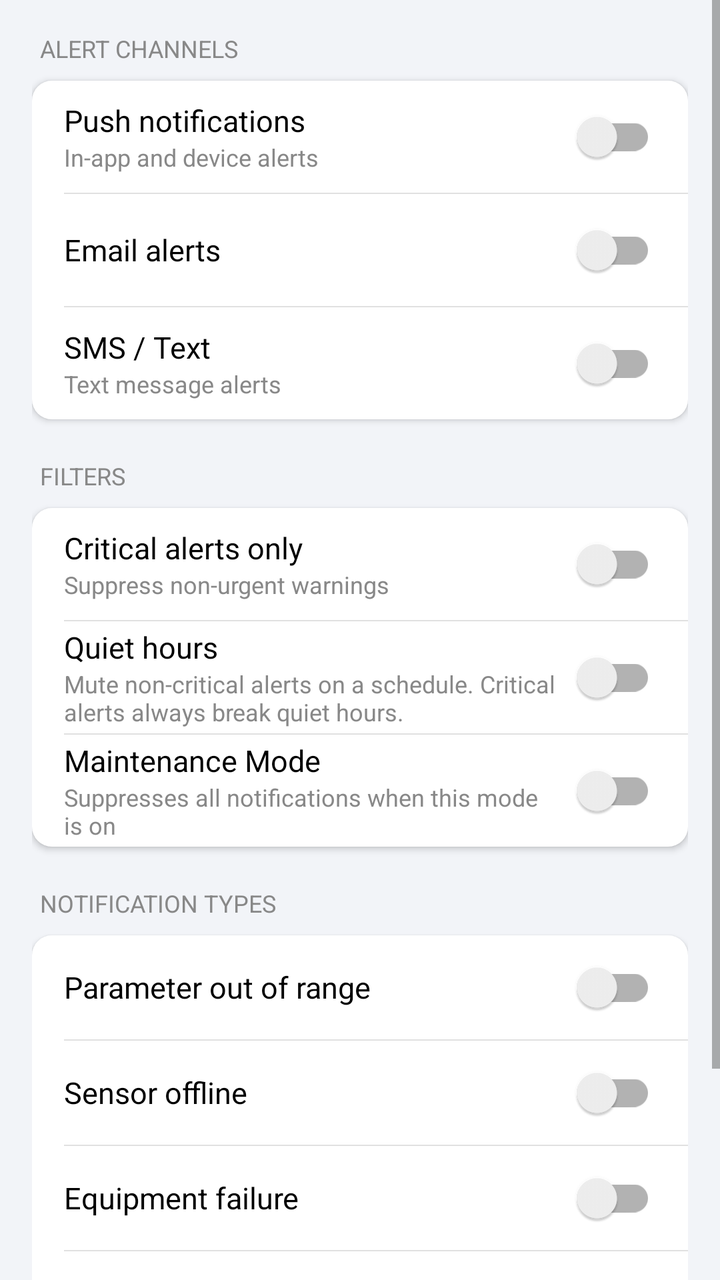
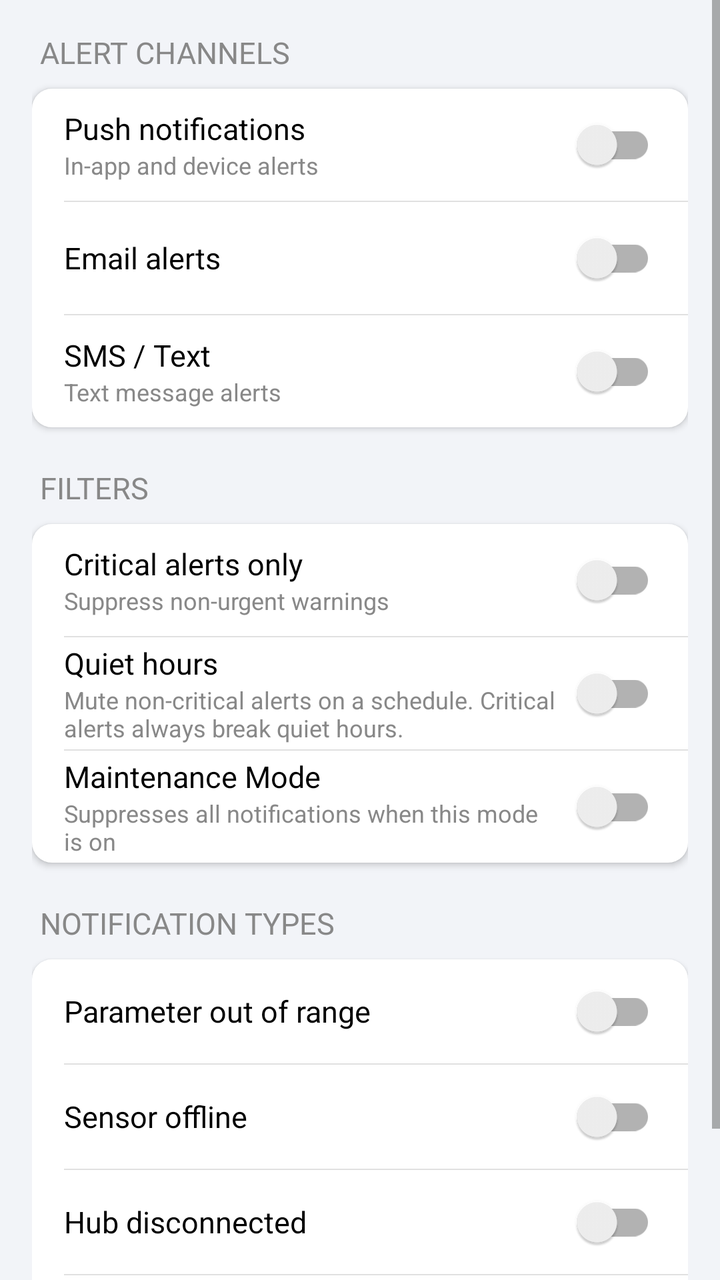

The first picture is an Android layout as it rendered before a commit; the second is the same layout after the commit. The layout source and the unified diff follow.
<!-- AndroidManifest.xml: application theme Theme.AquaSense -->
<!-- res/layout/fragment_notifications.xml -->
<?xml version="1.0" encoding="utf-8"?>
<ScrollView xmlns:android="http://schemas.android.com/apk/res/android"
    android:layout_width="match_parent"
    android:layout_height="match_parent"
    android:background="@color/background">

    <LinearLayout
        android:layout_width="match_parent"
        android:layout_height="wrap_content"
        android:orientation="vertical"
        android:padding="16dp">

        
        <TextView
            android:layout_width="wrap_content"
            android:layout_height="wrap_content"
            android:layout_marginBottom="8dp"
            android:layout_marginStart="4dp"
            android:text="@string/section_alert_channels"
            android:textAllCaps="true"
            android:textColor="@color/text_secondary"
            android:textSize="12sp" />

        <LinearLayout
            android:layout_width="match_parent"
            android:layout_height="wrap_content"
            android:layout_marginBottom="20dp"
            android:background="@drawable/bg_settings_card"
            android:elevation="2dp"
            android:orientation="vertical">

            <LinearLayout
                android:layout_width="match_parent"
                android:layout_height="56dp"
                android:gravity="center_vertical"
                android:orientation="horizontal"
                android:paddingStart="16dp"
                android:paddingEnd="16dp">

                <LinearLayout
                    android:layout_width="0dp"
                    android:layout_height="wrap_content"
                    android:layout_weight="1"
                    android:orientation="vertical">

                    <TextView
                        android:layout_width="wrap_content"
                        android:layout_height="wrap_content"
                        android:text="@string/push_notifications"
                        android:textColor="@color/text_primary"
                        android:textSize="15sp" />

                    <TextView
                        android:layout_width="wrap_content"
                        android:layout_height="wrap_content"
                        android:text="@string/push_notifications_desc"
                        android:textColor="@color/text_secondary"
                        android:textSize="12sp" />

                </LinearLayout>

                <androidx.appcompat.widget.SwitchCompat
                    android:id="@+id/switchPushNotifications"
                    android:layout_width="wrap_content"
                    android:layout_height="wrap_content" />

            </LinearLayout>

            <View
                android:layout_width="match_parent"
                android:layout_height="0.5dp"
                android:layout_marginStart="16dp"
                android:background="@color/divider" />

            <LinearLayout
                android:layout_width="match_parent"
                android:layout_height="56dp"
                android:gravity="center_vertical"
                android:orientation="horizontal"
                android:paddingStart="16dp"
                android:paddingEnd="16dp">

                <TextView
                    android:layout_width="0dp"
                    android:layout_height="wrap_content"
                    android:layout_weight="1"
                    android:text="@string/email_alerts"
                    android:textColor="@color/text_primary"
                    android:textSize="15sp" />

                <androidx.appcompat.widget.SwitchCompat
                    android:id="@+id/switchEmailAlerts"
                    android:layout_width="wrap_content"
                    android:layout_height="wrap_content" />

            </LinearLayout>

            <View
                android:layout_width="match_parent"
                android:layout_height="0.5dp"
                android:layout_marginStart="16dp"
                android:background="@color/divider" />

            <LinearLayout
                android:layout_width="match_parent"
                android:layout_height="56dp"
                android:gravity="center_vertical"
                android:orientation="horizontal"
                android:paddingStart="16dp"
                android:paddingEnd="16dp">

                <LinearLayout
                    android:layout_width="0dp"
                    android:layout_height="wrap_content"
                    android:layout_weight="1"
                    android:orientation="vertical">

                    <TextView
                        android:layout_width="wrap_content"
                        android:layout_height="wrap_content"
                        android:text="@string/sms_text"
                        android:textColor="@color/text_primary"
                        android:textSize="15sp" />

                    <TextView
                        android:layout_width="wrap_content"
                        android:layout_height="wrap_content"
                        android:text="@string/sms_text_desc"
                        android:textColor="@color/text_secondary"
                        android:textSize="12sp" />

                </LinearLayout>

                <androidx.appcompat.widget.SwitchCompat
                    android:id="@+id/switchSmsAlerts"
                    android:layout_width="wrap_content"
                    android:layout_height="wrap_content" />

            </LinearLayout>

        </LinearLayout>

        
        <TextView
            android:layout_width="wrap_content"
            android:layout_height="wrap_content"
            android:layout_marginBottom="8dp"
            android:layout_marginStart="4dp"
            android:text="@string/section_filters"
            android:textAllCaps="true"
            android:textColor="@color/text_secondary"
            android:textSize="12sp" />

        <LinearLayout
            android:layout_width="match_parent"
            android:layout_height="wrap_content"
            android:layout_marginBottom="20dp"
            android:background="@drawable/bg_settings_card"
            android:elevation="2dp"
            android:orientation="vertical">

            
            <LinearLayout
                android:layout_width="match_parent"
                android:layout_height="56dp"
                android:gravity="center_vertical"
                android:orientation="horizontal"
                android:paddingStart="16dp"
                android:paddingEnd="16dp">

                <LinearLayout
                    android:layout_width="0dp"
                    android:layout_height="wrap_content"
                    android:layout_weight="1"
                    android:orientation="vertical">

                    <TextView
                        android:layout_width="wrap_content"
                        android:layout_height="wrap_content"
                        android:text="@string/critical_alerts_only"
                        android:textColor="@color/text_primary"
                        android:textSize="15sp" />

                    <TextView
                        android:layout_width="wrap_content"
                        android:layout_height="wrap_content"
                        android:text="@string/critical_alerts_desc"
                        android:textColor="@color/text_secondary"
                        android:textSize="12sp" />

                </LinearLayout>

                <androidx.appcompat.widget.SwitchCompat
                    android:id="@+id/switchCriticalOnly"
                    android:layout_width="wrap_content"
                    android:layout_height="wrap_content" />

            </LinearLayout>

            <View
                android:layout_width="match_parent"
                android:layout_height="0.5dp"
                android:layout_marginStart="16dp"
                android:background="@color/divider" />

            
            <LinearLayout
                android:layout_width="match_parent"
                android:layout_height="56dp"
                android:gravity="center_vertical"
                android:orientation="horizontal"
                android:paddingStart="16dp"
                android:paddingEnd="16dp">

                <LinearLayout
                    android:layout_width="0dp"
                    android:layout_height="wrap_content"
                    android:layout_weight="1"
                    android:orientation="vertical">

                    <TextView
                        android:layout_width="wrap_content"
                        android:layout_height="wrap_content"
                        android:text="@string/quiet_hours"
                        android:textColor="@color/text_primary"
                        android:textSize="15sp" />

                    <TextView
                        android:layout_width="wrap_content"
                        android:layout_height="wrap_content"
                        android:text="@string/quiet_hours_desc"
                        android:textColor="@color/text_secondary"
                        android:textSize="12sp" />

                </LinearLayout>

                <androidx.appcompat.widget.SwitchCompat
                    android:id="@+id/switchQuietHours"
                    android:layout_width="wrap_content"
                    android:layout_height="wrap_content" />

            </LinearLayout>

            
            <View
                android:id="@+id/dividerQuietStart"
                android:layout_width="match_parent"
                android:layout_height="0.5dp"
                android:layout_marginStart="16dp"
                android:background="@color/divider"
                android:visibility="gone" />

            <LinearLayout
                android:id="@+id/rowQuietStart"
                android:layout_width="match_parent"
                android:layout_height="52dp"
                android:clickable="true"
                android:focusable="true"
                android:foreground="?attr/selectableItemBackground"
                android:gravity="center_vertical"
                android:orientation="horizontal"
                android:paddingStart="16dp"
                android:paddingEnd="16dp"
                android:visibility="gone">

                <TextView
                    android:layout_width="0dp"
                    android:layout_height="wrap_content"
                    android:layout_weight="1"
                    android:text="@string/start_time"
                    android:textColor="@color/text_primary"
                    android:textSize="15sp" />

                <TextView
                    android:id="@+id/tvQuietStart"
                    android:layout_width="wrap_content"
                    android:layout_height="wrap_content"
                    android:text="@string/default_quiet_start"
                    android:textColor="@color/accent"
                    android:textSize="14sp" />

            </LinearLayout>

            
            <View
                android:id="@+id/dividerQuietEnd"
                android:layout_width="match_parent"
                android:layout_height="0.5dp"
                android:layout_marginStart="16dp"
                android:background="@color/divider"
                android:visibility="gone" />

            <LinearLayout
                android:id="@+id/rowQuietEnd"
                android:layout_width="match_parent"
                android:layout_height="52dp"
                android:clickable="true"
                android:focusable="true"
                android:foreground="?attr/selectableItemBackground"
                android:gravity="center_vertical"
                android:orientation="horizontal"
                android:paddingStart="16dp"
                android:paddingEnd="16dp"
                android:visibility="gone">

                <TextView
                    android:layout_width="0dp"
                    android:layout_height="wrap_content"
                    android:layout_weight="1"
                    android:text="@string/end_time"
                    android:textColor="@color/text_primary"
                    android:textSize="15sp" />

                <TextView
                    android:id="@+id/tvQuietEnd"
                    android:layout_width="wrap_content"
                    android:layout_height="wrap_content"
                    android:text="@string/default_quiet_end"
                    android:textColor="@color/accent"
                    android:textSize="14sp" />

            </LinearLayout>

            <View
                android:layout_width="match_parent"
                android:layout_height="0.5dp"
                android:layout_marginStart="16dp"
                android:background="@color/divider" />

            
            <LinearLayout
                android:layout_width="match_parent"
                android:layout_height="56dp"
                android:gravity="center_vertical"
                android:orientation="horizontal"
                android:paddingStart="16dp"
                android:paddingEnd="16dp">

                <LinearLayout
                    android:layout_width="0dp"
                    android:layout_height="wrap_content"
                    android:layout_weight="1"
                    android:orientation="vertical">

                    <TextView
                        android:layout_width="wrap_content"
                        android:layout_height="wrap_content"
                        android:text="@string/maintenance_mode"
                        android:textColor="@color/text_primary"
                        android:textSize="15sp" />

                    <TextView
                        android:layout_width="wrap_content"
                        android:layout_height="wrap_content"
                        android:text="@string/maintenance_mode_desc"
                        android:textColor="@color/text_secondary"
                        android:textSize="12sp" />

                </LinearLayout>

                <androidx.appcompat.widget.SwitchCompat
                    android:id="@+id/switchFeedingSilence"
                    android:layout_width="wrap_content"
                    android:layout_height="wrap_content" />

            </LinearLayout>

        </LinearLayout>

        
        <TextView
            android:layout_width="wrap_content"
            android:layout_height="wrap_content"
            android:layout_marginBottom="8dp"
            android:layout_marginStart="4dp"
            android:text="@string/section_notification_types"
            android:textAllCaps="true"
            android:textColor="@color/text_secondary"
            android:textSize="12sp" />

        <LinearLayout
            android:layout_width="match_parent"
            android:layout_height="wrap_content"
            android:layout_marginBottom="20dp"
            android:background="@drawable/bg_settings_card"
            android:elevation="2dp"
            android:orientation="vertical">

            <LinearLayout
                android:layout_width="match_parent"
                android:layout_height="52dp"
                android:gravity="center_vertical"
                android:orientation="horizontal"
                android:paddingStart="16dp"
                android:paddingEnd="16dp">

                <TextView
                    android:layout_width="0dp"
                    android:layout_height="wrap_content"
                    android:layout_weight="1"
                    android:text="@string/param_out_of_range"
                    android:textColor="@color/text_primary"
                    android:textSize="15sp" />

                <androidx.appcompat.widget.SwitchCompat
                    android:id="@+id/switchNotifyParam"
                    android:layout_width="wrap_content"
                    android:layout_height="wrap_content" />

            </LinearLayout>

            <View
                android:layout_width="match_parent"
                android:layout_height="0.5dp"
                android:layout_marginStart="16dp"
                android:background="@color/divider" />

            <LinearLayout
                android:layout_width="match_parent"
                android:layout_height="52dp"
                android:gravity="center_vertical"
                android:orientation="horizontal"
                android:paddingStart="16dp"
                android:paddingEnd="16dp">

                <TextView
                    android:layout_width="0dp"
                    android:layout_height="wrap_content"
                    android:layout_weight="1"
                    android:text="@string/sensor_offline"
                    android:textColor="@color/text_primary"
                    android:textSize="15sp" />

                <androidx.appcompat.widget.SwitchCompat
                    android:id="@+id/switchNotifySensor"
                    android:layout_width="wrap_content"
                    android:layout_height="wrap_content" />

            </LinearLayout>

            <View
                android:layout_width="match_parent"
                android:layout_height="0.5dp"
                android:layout_marginStart="16dp"
                android:background="@color/divider" />

            <LinearLayout
                android:layout_width="match_parent"
                android:layout_height="52dp"
                android:gravity="center_vertical"
                android:orientation="horizontal"
                android:paddingStart="16dp"
                android:paddingEnd="16dp">

                <TextView
                    android:layout_width="0dp"
                    android:layout_height="wrap_content"
                    android:layout_weight="1"
                    android:text="@string/equipment_failure"
                    android:textColor="@color/text_primary"
                    android:textSize="15sp" />

                <androidx.appcompat.widget.SwitchCompat
                    android:id="@+id/switchNotifyEquipment"
                    android:layout_width="wrap_content"
                    android:layout_height="wrap_content" />

            </LinearLayout>

            <View
                android:layout_width="match_parent"
                android:layout_height="0.5dp"
                android:layout_marginStart="16dp"
                android:background="@color/divider" />

            <LinearLayout
                android:layout_width="match_parent"
                android:layout_height="52dp"
                android:gravity="center_vertical"
                android:orientation="horizontal"
                android:paddingStart="16dp"
                android:paddingEnd="16dp">

                <TextView
                    android:layout_width="0dp"
                    android:layout_height="wrap_content"
                    android:layout_weight="1"
                    android:text="@string/daily_summary_digest"
                    android:textColor="@color/text_primary"
                    android:textSize="15sp" />

                <androidx.appcompat.widget.SwitchCompat
                    android:id="@+id/switchNotifySummary"
                    android:layout_width="wrap_content"
                    android:layout_height="wrap_content" />

            </LinearLayout>

            <View
                android:layout_width="match_parent"
                android:layout_height="0.5dp"
                android:layout_marginStart="16dp"
                android:background="@color/divider" />

            <LinearLayout
                android:layout_width="match_parent"
                android:layout_height="52dp"
                android:gravity="center_vertical"
                android:orientation="horizontal"
                android:paddingStart="16dp"
                android:paddingEnd="16dp">

                <TextView
                    android:layout_width="0dp"
                    android:layout_height="wrap_content"
                    android:layout_weight="1"
                    android:text="@string/firmware_update_available"
                    android:textColor="@color/text_primary"
                    android:textSize="15sp" />

                <androidx.appcompat.widget.SwitchCompat
                    android:id="@+id/switchNotifyFirmware"
                    android:layout_width="wrap_content"
                    android:layout_height="wrap_content" />

            </LinearLayout>

        </LinearLayout>

    </LinearLayout>

</ScrollView>
<!-- resources referenced by this layout -->
<resources>
  <color name="accent">#FF1565C0</color>
  <color name="background">#FFF2F4F8</color>
  <color name="divider">#FFE0E0E0</color>
  <color name="text_primary">#FF000000</color>
  <color name="text_secondary">#FF888888</color>
  <!-- drawable bg_settings_card (drawable) -->
  <?xml version="1.0" encoding="utf-8"?>
  <shape xmlns:android="http://schemas.android.com/apk/res/android"
      android:shape="rectangle">
      <solid android:color="@color/card_background" />
      <corners android:radius="10dp" />
  </shape>
  <string name="critical_alerts_desc">Suppress non-urgent warnings</string>
  <string name="critical_alerts_only">Critical alerts only</string>
  <string name="daily_summary_digest">Daily summary digest</string>
  <string name="default_quiet_end">07:00</string>
  <string name="default_quiet_start">22:00</string>
  <string name="email_alerts">Email alerts</string>
  <string name="end_time">End time</string>
  <string name="equipment_failure">Equipment failure</string>
  <string name="firmware_update_available">Firmware update available</string>
  <string name="maintenance_mode">Maintenance Mode</string>
  <string name="maintenance_mode_desc">Suppresses all notifications when this mode is on</string>
  <string name="param_out_of_range">Parameter out of range</string>
  <string name="push_notifications">Push notifications</string>
  <string name="push_notifications_desc">In-app and device alerts</string>
  <string name="quiet_hours">Quiet hours</string>
  <string name="quiet_hours_desc">Mute non-critical alerts on a schedule. Critical alerts always break quiet hours.</string>
  <string name="section_alert_channels">ALERT CHANNELS</string>
  <string name="section_filters">FILTERS</string>
  <string name="section_notification_types">NOTIFICATION TYPES</string>
  <string name="sensor_offline">Sensor offline</string>
  <string name="sms_text">SMS / Text</string>
  <string name="sms_text_desc">Text message alerts</string>
  <string name="start_time">Start time</string>
  <style name="Theme.AquaSense" parent="Theme.MaterialComponents.DayNight.NoActionBar" />
  <color name="card_background">#FFFFFFFF</color>
</resources>

<!-- the commit's change to res/layout/fragment_notifications.xml (unified diff, before → after) -->
@@ -1,8 +1,7 @@
 <?xml version="1.0" encoding="utf-8"?>
 <ScrollView xmlns:android="http://schemas.android.com/apk/res/android"
     android:layout_width="match_parent"
-    android:layout_height="match_parent"
-    android:background="@color/background">
+    android:layout_height="match_parent">
 
     <LinearLayout
         android:layout_width="match_parent"
@@ -19,7 +18,7 @@
             android:text="@string/section_alert_channels"
             android:textAllCaps="true"
             android:textColor="@color/text_secondary"
-            android:textSize="12sp" />
+            android:textSize="15sp" />
 
         <LinearLayout
             android:layout_width="match_parent"
@@ -149,7 +148,7 @@
             android:text="@string/section_filters"
             android:textAllCaps="true"
             android:textColor="@color/text_secondary"
-            android:textSize="12sp" />
+            android:textSize="15sp" />
 
         <LinearLayout
             android:layout_width="match_parent"
@@ -376,7 +375,7 @@
             android:text="@string/section_notification_types"
             android:textAllCaps="true"
             android:textColor="@color/text_secondary"
-            android:textSize="12sp" />
+            android:textSize="15sp" />
 
         <LinearLayout
             android:layout_width="match_parent"
@@ -456,12 +455,12 @@
                     android:layout_width="0dp"
                     android:layout_height="wrap_content"
                     android:layout_weight="1"
-                    android:text="@string/equipment_failure"
-                    android:textColor="@color/text_primary"
-                    android:textSize="15sp" />
-
-                <androidx.appcompat.widget.SwitchCompat
-                    android:id="@+id/switchNotifyEquipment"
+                    android:text="@string/hub_disconnected"
+                    android:textColor="@color/text_primary"
+                    android:textSize="15sp" />
+
+                <androidx.appcompat.widget.SwitchCompat
+                    android:id="@+id/switchNotifyHubDisconnected"
                     android:layout_width="wrap_content"
                     android:layout_height="wrap_content" />
 
@@ -496,35 +495,6 @@
 
             </LinearLayout>
 
-            <View
-                android:layout_width="match_parent"
-                android:layout_height="0.5dp"
-                android:layout_marginStart="16dp"
-                android:background="@color/divider" />
-
-            <LinearLayout
-                android:layout_width="match_parent"
-                android:layout_height="52dp"
-                android:gravity="center_vertical"
-                android:orientation="horizontal"
-                android:paddingStart="16dp"
-                android:paddingEnd="16dp">
-
-                <TextView
-                    android:layout_width="0dp"
-                    android:layout_height="wrap_content"
-                    android:layout_weight="1"
-                    android:text="@string/firmware_update_available"
-                    android:textColor="@color/text_primary"
-                    android:textSize="15sp" />
-
-                <androidx.appcompat.widget.SwitchCompat
-                    android:id="@+id/switchNotifyFirmware"
-                    android:layout_width="wrap_content"
-                    android:layout_height="wrap_content" />
-
-            </LinearLayout>
-
         </LinearLayout>
 
     </LinearLayout>
<!-- resource entries referenced after the edit -->
@@ -2,6 +2,7 @@
 <resources>
   <color name="accent">#FF1565C0</color>
   <color name="background">#FFF2F4F8</color>
+  <color name="toolbar_gradient_start">#FFC1DFE0</color>
   <color name="divider">#FFE0E0E0</color>
   <color name="text_primary">#FF000000</color>
   <color name="text_secondary">#FF888888</color>
@@ -19,8 +20,7 @@
   <string name="default_quiet_start">22:00</string>
   <string name="email_alerts">Email alerts</string>
   <string name="end_time">End time</string>
-  <string name="equipment_failure">Equipment failure</string>
-  <string name="firmware_update_available">Firmware update available</string>
+  <string name="hub_disconnected">Hub disconnected</string>
   <string name="maintenance_mode">Maintenance Mode</string>
   <string name="maintenance_mode_desc">Suppresses all notifications when this mode is on</string>
   <string name="param_out_of_range">Parameter out of range</string>
@@ -35,7 +35,15 @@
   <string name="sms_text">SMS / Text</string>
   <string name="sms_text_desc">Text message alerts</string>
   <string name="start_time">Start time</string>
-  <style name="Theme.AquaSense" parent="Theme.MaterialComponents.DayNight.NoActionBar" />
+  <style name="Theme.AquaSense" parent="Base.Theme.AquaSense" />
   <color name="card_background">#FFFFFFFF</color>
+  <style name="Base.Theme.AquaSense" parent="Theme.MaterialComponents.DayNight.NoActionBar">
+          
+          <item name="android:windowBackground">@color/background</item>
+          <item name="android:colorBackground">@color/background</item>
+          
+          <item name="android:statusBarColor">@color/toolbar_gradient_start</item>
+          <item name="android:windowLightStatusBar">@bool/light_status_bar_icons</item>
+      </style>
 </resources>
 
